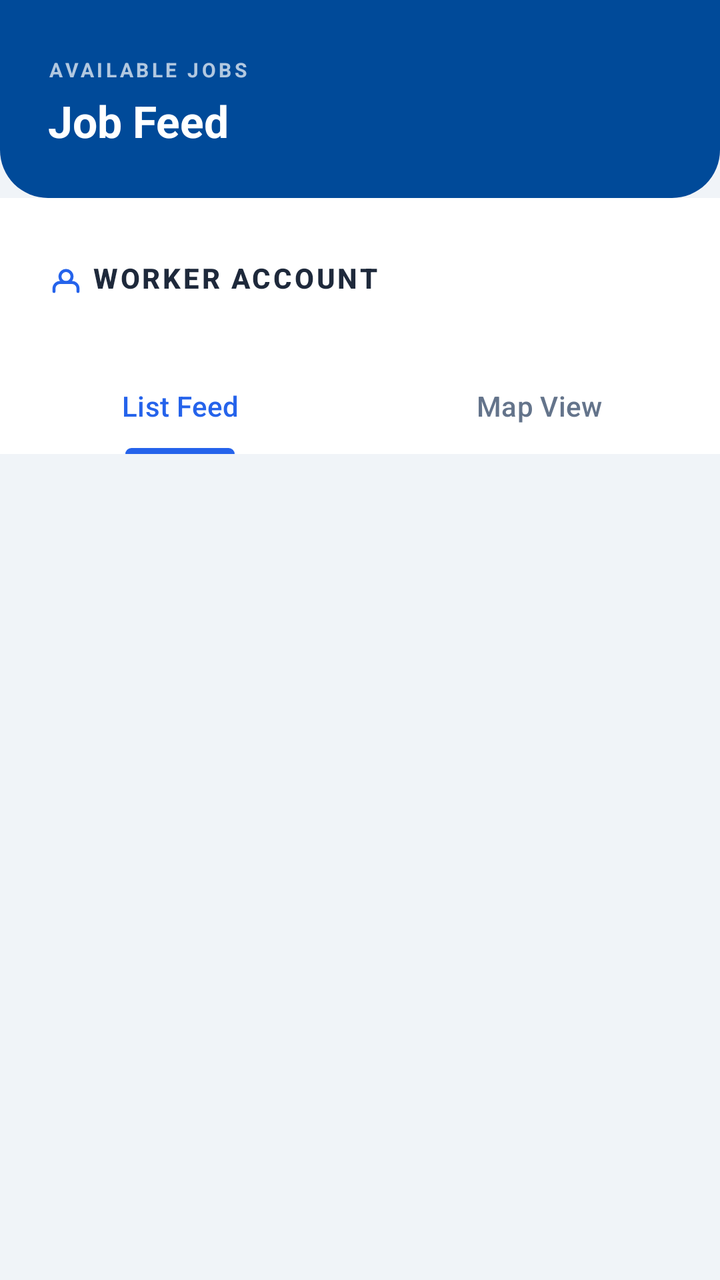
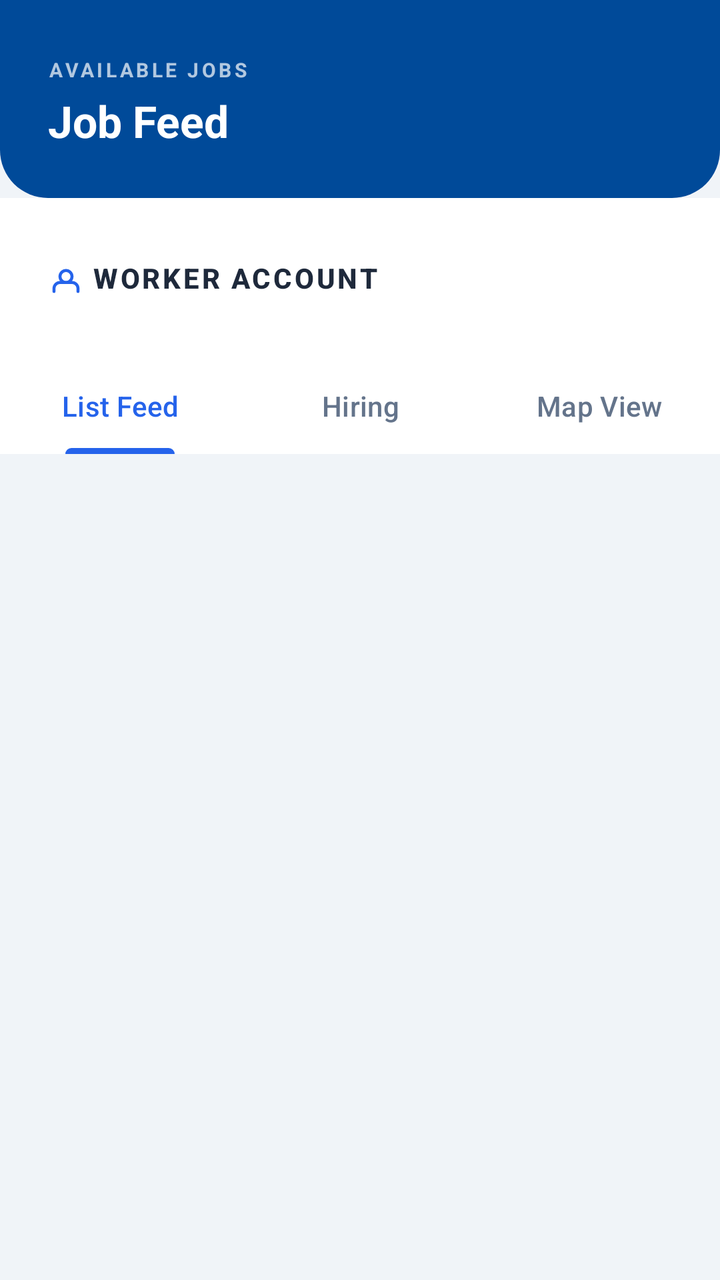

The first picture is an Android layout as it rendered before a commit; the second is the same layout after the commit. The layout source and the unified diff follow.
<!-- AndroidManifest.xml: application theme Theme.Newtacks -->
<!-- res/layout/fragment_worker_feed.xml -->
<?xml version="1.0" encoding="utf-8"?>
<LinearLayout
    xmlns:android="http://schemas.android.com/apk/res/android"
    xmlns:app="http://schemas.android.com/apk/res-auto"
    android:layout_width="match_parent"
    android:layout_height="match_parent"
    android:orientation="vertical"
    android:background="#F0F4F8">

    
    <LinearLayout
        android:id="@+id/layoutHeader"
        android:layout_width="match_parent"
        android:layout_height="wrap_content"
        android:orientation="vertical"
        android:background="@drawable/bg_header_rounded"
        android:paddingStart="24dp"
        android:paddingEnd="24dp"
        android:paddingTop="28dp"
        android:paddingBottom="24dp">

        <TextView
            android:layout_width="wrap_content"
            android:layout_height="wrap_content"
            android:text="AVAILABLE JOBS"
            android:textColor="#FFFFFF"
            android:textSize="10sp"
            android:textStyle="bold"
            android:letterSpacing="0.15"
            android:alpha="0.7"
            android:layout_marginBottom="4dp" />

        <LinearLayout
            android:layout_width="match_parent"
            android:layout_height="wrap_content"
            android:orientation="horizontal"
            android:gravity="center_vertical">

            <TextView
                android:layout_width="0dp"
                android:layout_height="wrap_content"
                android:layout_weight="1"
                android:text="Job Feed"
                android:textColor="#FFFFFF"
                android:textSize="22sp"
                android:textStyle="bold" />

        </LinearLayout>

    </LinearLayout>

    
    <LinearLayout
        android:layout_width="match_parent"
        android:layout_height="wrap_content"
        android:orientation="horizontal"
        android:gravity="center_vertical"
        android:padding="16dp"
        android:background="#FFFFFF">

        <com.google.android.material.button.MaterialButton
            android:id="@+id/btnWorkerProfile"
            android:layout_width="0dp"
            android:layout_height="wrap_content"
            android:layout_weight="1"
            android:text="Worker Account"
            android:textColor="#1E293B"
            android:textSize="14sp"
            android:textStyle="bold"
            android:gravity="start|center_vertical"
            app:icon="@drawable/ic_nav_account"
            app:iconTint="#2563EB"
            style="@style/Widget.MaterialComponents.Button.TextButton" />

    </LinearLayout>

    
    <com.google.android.material.tabs.TabLayout
        android:id="@+id/tabLayout"
        android:layout_width="match_parent"
        android:layout_height="wrap_content"
        android:background="#FFFFFF"
        app:tabIndicatorColor="#2563EB"
        app:tabSelectedTextColor="#2563EB"
        app:tabTextColor="#64748B">

        <com.google.android.material.tabs.TabItem
            android:layout_width="wrap_content"
            android:layout_height="wrap_content"
            android:text="List Feed" />

        <com.google.android.material.tabs.TabItem
            android:layout_width="wrap_content"
            android:layout_height="wrap_content"
            android:text="Map View" />

    </com.google.android.material.tabs.TabLayout>

    <FrameLayout
        android:layout_width="match_parent"
        android:layout_height="0dp"
        android:layout_weight="1">

        
        <LinearLayout
            android:id="@+id/layoutListContainer"
            android:layout_width="match_parent"
            android:layout_height="match_parent"
            android:orientation="vertical">

            
            <LinearLayout
                android:id="@+id/layoutEmptyState"
                android:layout_width="match_parent"
                android:layout_height="match_parent"
                android:orientation="vertical"
                android:gravity="center"
                android:visibility="gone">

                <ImageView
                    android:layout_width="72dp"
                    android:layout_height="72dp"
                    android:src="@drawable/ic_inbox"
                    android:alpha="0.3"
                    android:layout_marginBottom="20dp" />

                <TextView
                    android:layout_width="wrap_content"
                    android:layout_height="wrap_content"
                    android:text="No Jobs Available"
                    android:textColor="#1E293B"
                    android:textSize="18sp"
                    android:textStyle="bold"
                    android:layout_marginBottom="8dp" />

                <TextView
                    android:layout_width="wrap_content"
                    android:layout_height="wrap_content"
                    android:text="Check back later for new job posts."
                    android:textColor="#94A3B8"
                    android:textSize="13sp"
                    android:gravity="center" />

            </LinearLayout>

            
            <androidx.recyclerview.widget.RecyclerView
                android:id="@+id/workerFeedRecycler"
                android:layout_width="match_parent"
                android:layout_height="match_parent"
                android:clipToPadding="false"
                android:paddingTop="8dp"
                android:paddingBottom="16dp"
                android:layoutAnimation="@anim/layout_animation_fall_down" />
        </LinearLayout>

        
        <FrameLayout
            android:id="@+id/layoutMapContainer"
            android:layout_width="match_parent"
            android:layout_height="match_parent"
            android:layout_margin="8dp"
            android:background="@drawable/bg_map_border"
            android:padding="2dp"
            android:visibility="gone">

            <org.maplibre.android.maps.MapView
                android:id="@+id/mapView"
                android:layout_width="match_parent"
                android:layout_height="match_parent" />

            
            <LinearLayout
                android:layout_width="wrap_content"
                android:layout_height="wrap_content"
                android:orientation="vertical"
                android:layout_gravity="bottom|end"
                android:layout_margin="16dp">

                <com.google.android.material.floatingactionbutton.FloatingActionButton
                    android:id="@+id/fabZoomIn"
                    android:layout_width="wrap_content"
                    android:layout_height="wrap_content"
                    android:layout_marginBottom="8dp"
                    android:src="@drawable/ic_plus"
                    app:fabSize="mini"
                    app:backgroundTint="#FFFFFF"
                    app:tint="#2563EB"
                    android:contentDescription="Zoom In" />

                <com.google.android.material.floatingactionbutton.FloatingActionButton
                    android:id="@+id/fabZoomOut"
                    android:layout_width="wrap_content"
                    android:layout_height="wrap_content"
                    android:src="@drawable/ic_minus"
                    app:fabSize="mini"
                    app:backgroundTint="#FFFFFF"
                    app:tint="#2563EB"
                    android:contentDescription="Zoom Out" />

            </LinearLayout>

        </FrameLayout>

    </FrameLayout>
</LinearLayout>
<!-- resources referenced by this layout -->
<resources>
  <!-- drawable bg_header_rounded (drawable) -->
  <?xml version="1.0" encoding="utf-8"?>
  <shape xmlns:android="http://schemas.android.com/apk/res/android"
      android:shape="rectangle">
      <solid android:color="#004A99" />
      <corners
          android:bottomLeftRadius="24dp"
          android:bottomRightRadius="24dp" />
  </shape>
  <!-- drawable bg_map_border (drawable) -->
  <?xml version="1.0" encoding="utf-8"?>
  <shape xmlns:android="http://schemas.android.com/apk/res/android">
      <solid android:color="#F0F4F8" /> 
      <stroke
          android:width="4dp"
          android:color="#1E293B" /> 
      <corners android:radius="16dp" />
  </shape>
  <!-- drawable ic_inbox (drawable) -->
  <?xml version="1.0" encoding="utf-8"?>
  <vector xmlns:android="http://schemas.android.com/apk/res/android"
      android:width="72dp"
      android:height="72dp"
      android:viewportWidth="24"
      android:viewportHeight="24">
  
      <path
          android:fillColor="#004A99"
          android:pathData="M19,3H5C3.9,3 3,3.9 3,5v14c0,1.1 0.9,2 2,2h14c1.1,0 2,-0.9 2,-2V5C21,3.9 20.1,3 19,3z
                            M19,19H5v-3h3.56c0.69,1.19 1.97,2 3.44,2s2.75,-0.81 3.44,-2H19V19z
                            M19,14h-4c0,1.1 -0.9,2 -2,2s-2,-0.9 -2,-2H5V5h14V14z" />
  
  </vector>
  <!-- drawable ic_minus (drawable) -->
  <vector xmlns:android="http://schemas.android.com/apk/res/android"
      android:width="24dp"
      android:height="24dp"
      android:viewportWidth="24"
      android:viewportHeight="24">
      <path
          android:fillColor="#000000"
          android:pathData="M19,13H5v-2h14v2Z"/>
  </vector>
  <!-- drawable ic_nav_account (drawable) -->
  <?xml version="1.0" encoding="utf-8"?>
  <vector xmlns:android="http://schemas.android.com/apk/res/android"
      android:width="24dp"
      android:height="24dp"
      android:viewportWidth="24"
      android:viewportHeight="24">
      <path
          android:fillColor="@android:color/transparent"
          android:pathData="M20,21V19a4,4 0,0 0,-4 -4H8a4,4 0,0 0,-4 4V21"
          android:strokeWidth="2"
          android:strokeColor="#9BA3AF"
          android:strokeLineCap="round"
          android:strokeLineJoin="round" />
      <path
          android:fillColor="@android:color/transparent"
          android:pathData="M12,11m-4,0a4,4 0,1 1,8 0a4,4 0,1 1,-8 0"
          android:strokeWidth="2"
          android:strokeColor="#9BA3AF"
          android:strokeLineCap="round"
          android:strokeLineJoin="round" />
  </vector>
  <!-- drawable ic_plus (drawable) -->
  <vector xmlns:android="http://schemas.android.com/apk/res/android"
      android:width="24dp"
      android:height="24dp"
      android:viewportWidth="24"
      android:viewportHeight="24">
      <path
          android:fillColor="#000000"
          android:pathData="M19,13h-6v6h-2v-6H5v-2h6V5h2v6h6v2Z"/>
  </vector>
  <style name="Theme.Newtacks" parent="Base.Theme.Newtacks" />
  <style name="Base.Theme.Newtacks" parent="Theme.Material3.DayNight.NoActionBar">
          <item name="colorPrimary">#004A99</item>
          <item name="colorPrimaryContainer">#004A99</item>
          <item name="colorOnPrimary">#FFFFFF</item>
          <item name="colorSecondary">#004A99</item>
          <item name="colorOnSecondary">#FFFFFF</item>
          <item name="colorTertiary">#004A99</item>
          <item name="colorSecondaryContainer">#EBF2FF</item>
          <item name="colorOnSecondaryContainer">#004A99</item>
          <item name="android:statusBarColor">#004A99</item>
          <item name="android:navigationBarColor">#FFFFFF</item>
          <item name="android:windowLightStatusBar" tools:targetApi="m">false</item>
      </style>
</resources>

<!-- the commit's change to res/layout/fragment_worker_feed.xml (unified diff, before → after) -->
@@ -92,6 +92,11 @@
         <com.google.android.material.tabs.TabItem
             android:layout_width="wrap_content"
             android:layout_height="wrap_content"
+            android:text="Hiring" />
+
+        <com.google.android.material.tabs.TabItem
+            android:layout_width="wrap_content"
+            android:layout_height="wrap_content"
             android:text="Map View" />
 
     </com.google.android.material.tabs.TabLayout>
@@ -122,7 +127,8 @@
                     android:layout_height="72dp"
                     android:src="@drawable/ic_inbox"
                     android:alpha="0.3"
-                    android:layout_marginBottom="20dp" />
+                    android:layout_marginBottom="20dp"
+                    android:contentDescription="No Jobs" />
 
                 <TextView
                     android:layout_width="wrap_content"
@@ -155,6 +161,16 @@
         </LinearLayout>
 
         
+        <androidx.recyclerview.widget.RecyclerView
+            android:id="@+id/rvHiringPosts"
+            android:layout_width="match_parent"
+            android:layout_height="match_parent"
+            android:clipToPadding="false"
+            android:paddingTop="8dp"
+            android:paddingBottom="16dp"
+            android:visibility="gone" />
+
+        
         <FrameLayout
             android:id="@+id/layoutMapContainer"
             android:layout_width="match_parent"
